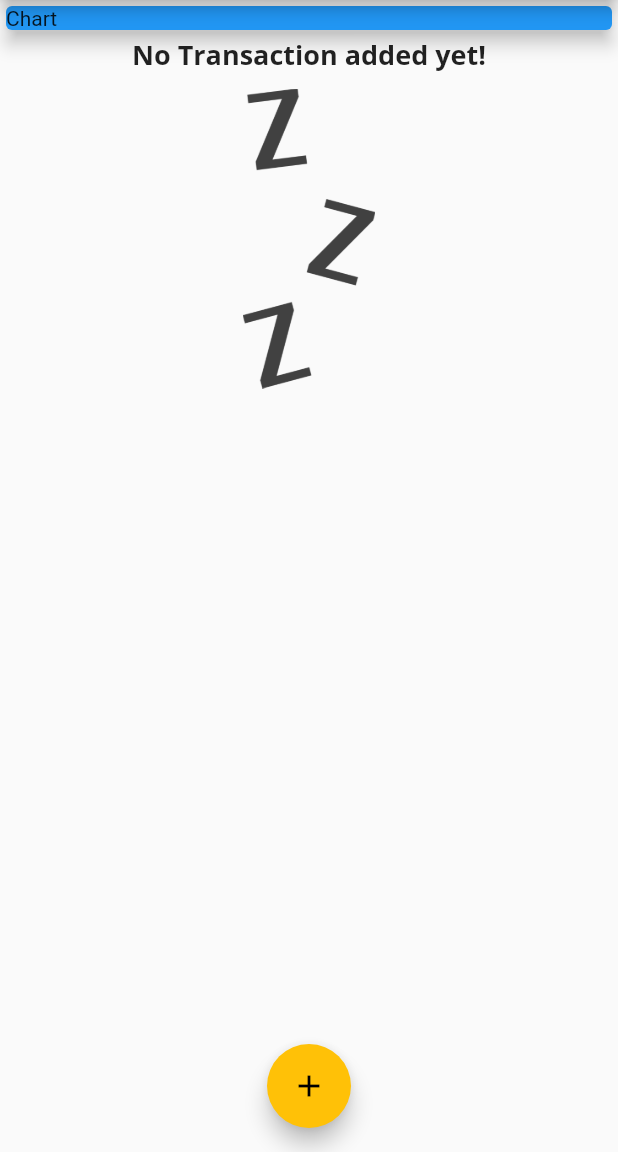
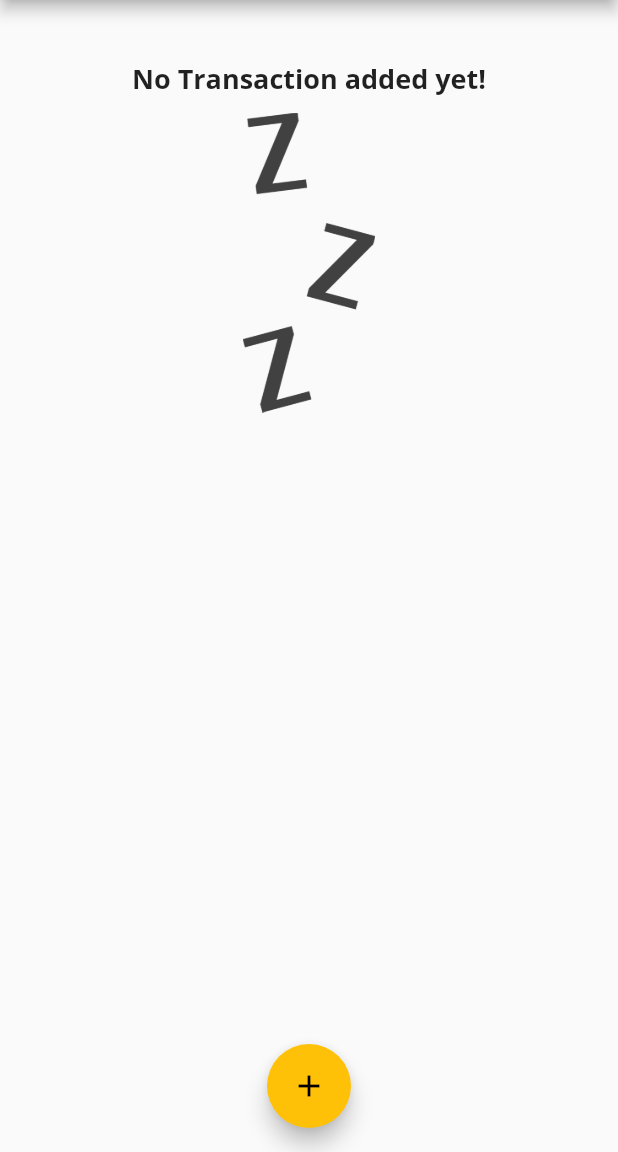
Before and after one commit to Hamjeth68/Flutter-Expenses-App, a Flutter app: the screen it shows after launch, on a phone screen of 412 x 824 dp, the part 84-1236 px from its top. Run offline on Flutter 3.47's test engine with Material 2 defaults, Android fonts, the phone set to English and light mode, and no system bars.

Commit message:
ChartLoops

```diff
--- a/lib/main.dart
+++ b/lib/main.dart
@@ -5,6 +5,7 @@ import './widgets/new_transaction.dart';
 
 import './widgets/Transactions_list.dart';
 import './models/transaction.dart';
+import './widgets/chart.dart';
 
 void main() => runApp(MyApp());
 
@@ -40,7 +41,6 @@ class MyApp extends StatelessWidget {
 
 //soon this will change to a StatefulWidget
 class MyHomePage extends StatefulWidget {
-  //Controller properties
   @override
   _MyHomePageState createState() => _MyHomePageState();
 }
@@ -62,6 +62,16 @@ class _MyHomePageState extends State<MyHomePage> {
     //   brandName: 'ROG',
     // )
   ];
+
+  List<Transaction> get _recentTransactions {
+    return _userTransactions.where((tx) {
+      return tx.date.isAfter(
+        DateTime.now().subtract(
+          Duration(days: 7),
+        ),
+      );
+    }).toList();
+  }
 
 //addMthod
   void _addNewTransaction(String txTitle, double txAmmount, String txBrand) {
@@ -108,14 +118,7 @@ class _MyHomePageState extends State<MyHomePage> {
           //crossAxisAlignment: CrossAxisAlignment.stretch,
           children: <Widget>[
             //the chart
-            Container(
-              width: double.infinity,
-              child: Card(
-                color: Colors.blue,
-                child: Text('Chart'),
-                elevation: 5,
-              ),
-            ),
+            Chart(_recentTransactions),
             TansactionsList(_userTransactions),
           ],
         ),
```
Also changed, not shown: lib/widgets/chart.dart (+11 -3 lines).
